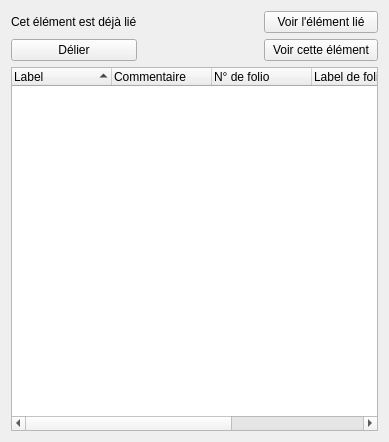
Old version of the form sources/ui/linksingleelementwidget.ui in the repository qelectrotech/qelectrotech-source-mirror.
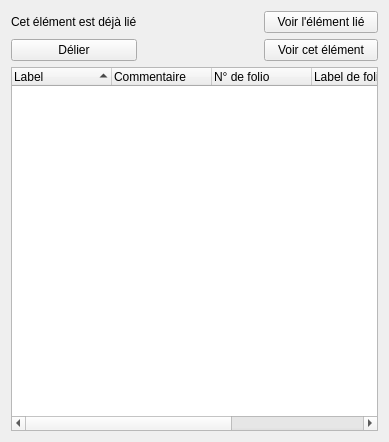
New version of the form.

What changed in the file:
```diff
--- a/sources/ui/linksingleelementwidget.ui
+++ b/sources/ui/linksingleelementwidget.ui
@@ -64,7 +64,7 @@
    <item row="1" column="2">
     <widget class="QPushButton" name="m_show_this_pb">
      <property name="text">
-      <string>Voir cette élément</string>
+      <string>Voir cet élément</string>
      </property>
     </widget>
    </item>
```
